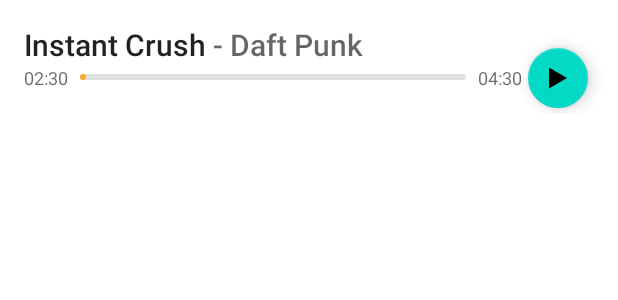
After one commit to larfen/shareMusicApi, an Android app: the layout footer_player.xml on its own in the app's theme, with its tools: preview values and no code run, on a phone screen of 412 x 824 dp. The commit adds this screen. Shown: the top 300 px of the screen. Run offline under Robolectric (Android 15) with nearby library versions, the phone set to English and light mode, and no system bars.

Commit message:
初始化查询

```diff
--- a/player/app/src/main/AndroidManifest.xml
+++ b/player/app/src/main/AndroidManifest.xml
@@ -9,11 +9,12 @@
         android:allowBackup="true"
         android:icon="@mipmap/ic_launcher"
         android:label="@string/app_name"
+        android:networkSecurityConfig="@xml/network_security_config"
         android:roundIcon="@mipmap/ic_launcher_round"
         android:supportsRtl="true"
-        android:networkSecurityConfig="@xml/network_security_config"
         android:theme="@style/AppTheme">
-        <activity android:name=".musicPlayer.activities.SongsActivity"></activity>
+        <activity android:name=".musicPlayer.activities.SearchActivity"></activity>
+        <activity android:name=".musicPlayer.activities.SongsActivity" />
 
         <service
             android:name=".musicPlayer.music.PlayerService"
--- /dev/null
+++ b/player/app/src/main/res/layout/footer_player.xml
@@ -0,0 +1,97 @@
+<?xml version="1.0" encoding="utf-8"?>
+<RelativeLayout xmlns:android="http://schemas.android.com/apk/res/android"
+    xmlns:app="http://schemas.android.com/apk/res-auto"
+    android:layout_width="match_parent"
+    android:layout_height="wrap_content"
+    xmlns:tools="http://schemas.android.com/tools">
+
+    <LinearLayout
+        android:id="@+id/footer_player"
+        android:layout_width="match_parent"
+        android:layout_height="wrap_content"
+        android:orientation="vertical"
+        android:padding="16dp">
+
+        <LinearLayout
+            android:id="@+id/player_title"
+            android:layout_width="wrap_content"
+            android:layout_height="wrap_content"
+            android:transitionName="@string/app_title">
+
+            <TextView
+                android:layout_width="wrap_content"
+                android:layout_height="wrap_content"
+                android:text="Instant Crush"
+                android:textAppearance="@style/TextAppearance.AppCompat.Title" />
+
+            <TextView
+                android:layout_width="wrap_content"
+                android:layout_height="wrap_content"
+                android:text=" - "
+                android:textAppearance="@style/TextAppearance.AppCompat.Title"
+                android:textColor="?android:attr/textColorSecondary" />
+
+            <TextView
+                android:layout_width="wrap_content"
+                android:layout_height="wrap_content"
+                android:text="Daft Punk"
+                android:textAppearance="@style/TextAppearance.AppCompat.Title"
+                android:textColor="?android:attr/textColorSecondary" />
+
+        </LinearLayout>
+
+        <LinearLayout
+            android:layout_width="match_parent"
+            android:layout_height="wrap_content"
+            android:gravity="center_vertical">
+
+            <TextView
+                android:id="@+id/player_time"
+                tools:text="02:30"
+                android:layout_width="wrap_content"
+                android:layout_height="wrap_content"
+                android:textAppearance="@style/TextAppearance.AppCompat.Caption"
+                android:transitionName="progress" />
+
+            <com.example.sharemusicplayer.musicPlayer.view.ProgressView
+                android:id="@+id/player_progress"
+                android:layout_width="0dp"
+                android:layout_height="wrap_content"
+                android:layout_marginStart="8dp"
+                android:layout_marginEnd="8dp"
+                android:layout_weight="1"
+                android:transitionName="progress" />
+
+            <TextView
+                android:id="@+id/player_duration"
+                tools:text="04:30"
+                android:layout_width="wrap_content"
+                android:layout_height="wrap_content"
+                android:textAppearance="@style/TextAppearance.AppCompat.Caption"
+                android:transitionName="duration" />
+
+            <Space
+                android:id="@+id/fab_placeholder"
+                android:layout_width="@dimen/design_fab_size_mini"
+                android:layout_height="wrap_content"
+                android:layout_marginStart="8dp"
+                android:layout_marginLeft="8dp" />
+
+        </LinearLayout>
+
+    </LinearLayout>
+
+    <com.google.android.material.floatingactionbutton.FloatingActionButton
+        android:id="@+id/player_fab"
+        android:layout_width="wrap_content"
+        android:layout_height="wrap_content"
+        android:layout_alignBottom="@id/footer_player"
+        android:layout_alignParentEnd="true"
+        android:layout_alignParentRight="true"
+        android:layout_marginEnd="16dp"
+        android:layout_marginRight="16dp"
+        android:scaleType="center"
+        android:transitionName="fab"
+        app:fabSize="mini"
+        app:srcCompat="@drawable/ic_play_animatable" />
+</RelativeLayout>
--- a/player/app/src/main/res/menu/main_menu.xml
+++ b/player/app/src/main/res/menu/main_menu.xml
@@ -6,7 +6,6 @@
         android:id="@+id/app_bar_search"
         android:icon="@drawable/ic_search_black_24dp"
         android:title="Search"
-        app:actionViewClass="android.widget.SearchView"
         app:showAsAction="always" />
     <item android:title="help" />
     <item android:title="about" />
--- a/player/app/src/main/res/values/colors.xml
+++ b/player/app/src/main/res/values/colors.xml
@@ -1,6 +1,6 @@
 <?xml version="1.0" encoding="utf-8"?>
 <resources>
-    <color name="colorPrimary"></color>
+    <color name="colorPrimary">#1AAD19</color>
     <color name="colorPrimaryDark">#3700B3</color>
     <color name="colorAccent">#03DAC5</color>
 </resources>
--- a/player/app/src/main/res/values/styles.xml
+++ b/player/app/src/main/res/values/styles.xml
@@ -3,7 +3,7 @@
     <!-- Base application theme. -->
     <style name="AppTheme" parent="Theme.MaterialComponents.Light.NoActionBar">
         <!-- Customize your theme here. -->
-        <item name="colorPrimary">#344955</item>
+        <item name="colorPrimary">#1AAD19</item>
         <item name="colorPrimaryDark">#232F34</item>
         <item name="colorAccent">#F9AA33</item>
     </style>
```
Also changed, not shown: player/app/src/main/java/com/example/sharemusicplayer/MainActivity.java (+28 -2 lines), player/app/src/main/java/com/example/sharemusicplayer/entity/Song.java (added, +67 -0 lines), player/app/src/main/java/com/example/sharemusicplayer/musicPlayer/activities/SearchActivity.java (added, +48 -0 lines), player/app/src/main/res/layout/activity_search.xml (added, +23 -0 lines), player/app/src/main/res/menu/serach_menu.xml (added, +10 -0 lines).
